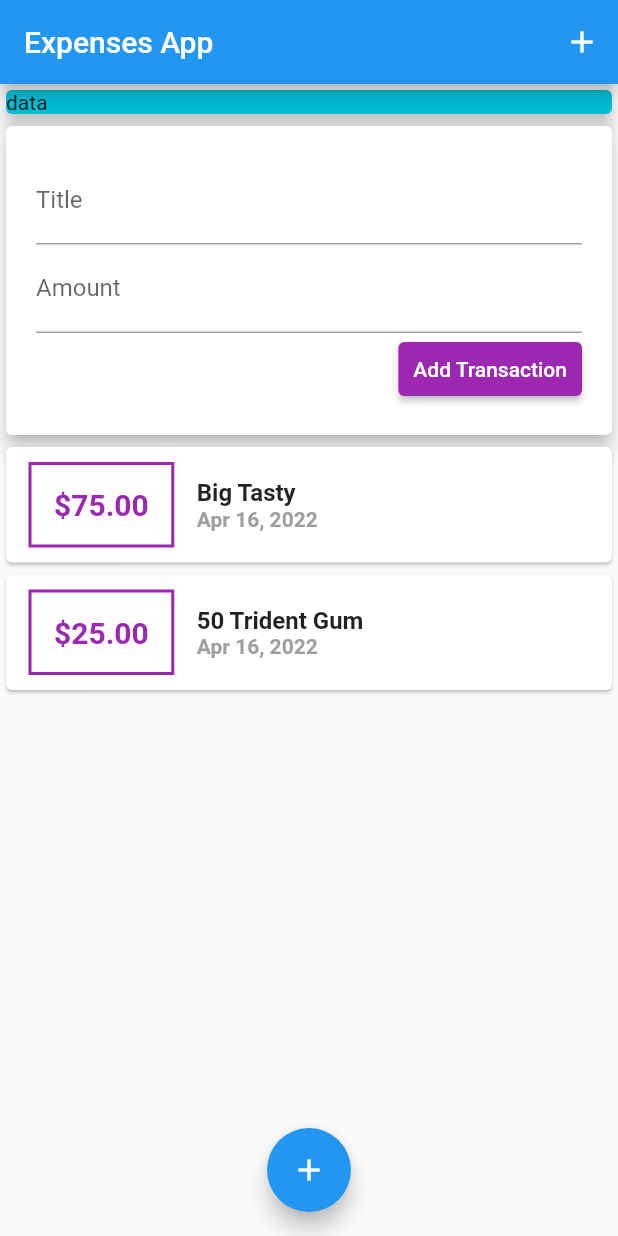
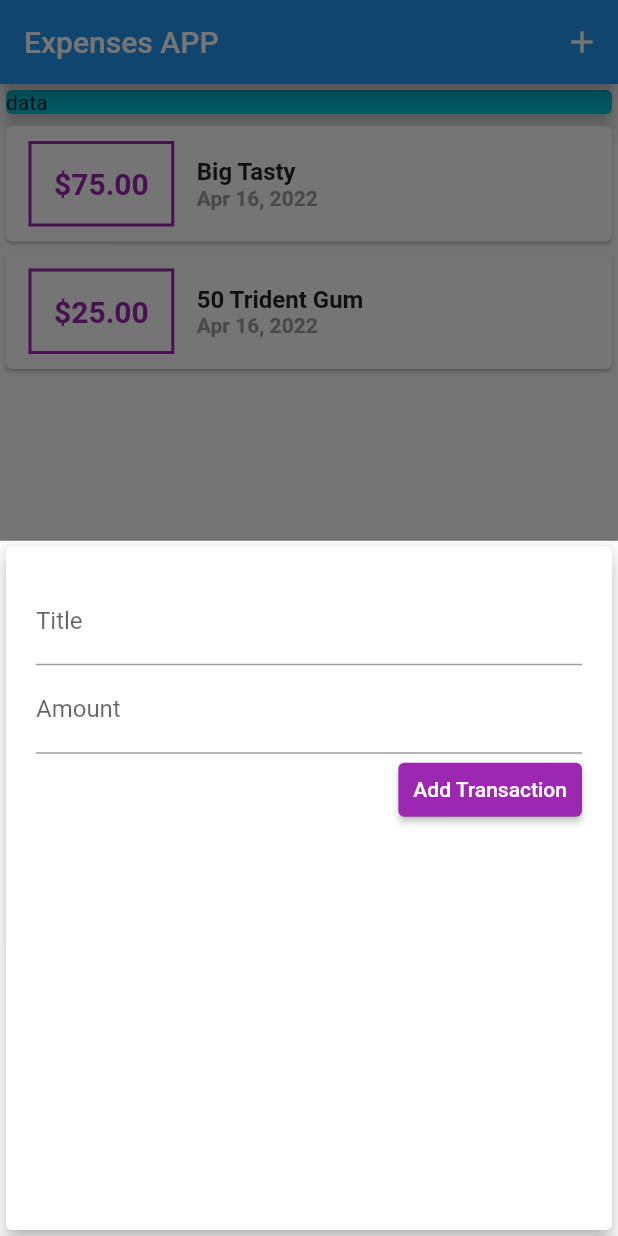
Before and after one commit to IamZygote/Hold-Your-Money, a Flutter app: the screen it shows after launch, after a tap on the "add" icon, on a phone screen of 412 x 824 dp. Run offline on Flutter 3.47's test engine with Material 2 defaults, Android fonts, the phone set to English and light mode, and no system bars.

```diff
--- a/lib/main.dart
+++ b/lib/main.dart
@@ -1,4 +1,6 @@
-import './widgets/user_transaction.dart';
+import './widgets/new_transaction.dart';
+import './widgets/transaction_list.dart';
+import './models/transaction.dart';
 import 'package:flutter/material.dart';
 
 void main() {
@@ -7,7 +9,6 @@ void main() {
 
 class MyApp extends StatelessWidget {
   const MyApp({Key? key}) : super(key: key);
-
   // This widget is the root of your application.
   @override
   Widget build(BuildContext context) {
@@ -16,28 +17,65 @@ class MyApp extends StatelessWidget {
       theme: ThemeData(
         primarySwatch: Colors.blue,
       ),
-      home: const MyHomePage(title: 'Expenses App'),
+      home: MyHomePage(),
     );
   }
 }
 
 class MyHomePage extends StatefulWidget {
-  const MyHomePage({Key? key, required this.title}) : super(key: key);
-  final String title;
-
   @override
   State<MyHomePage> createState() => _MyHomePageState();
 }
 
 class _MyHomePageState extends State<MyHomePage> {
+  final List<Transaction> _userTransactions = [
+    Transaction(
+      id: '1',
+      title: 'Big Tasty',
+      amount: 75,
+      date: DateTime.now(),
+    ),
+    Transaction(
+      id: '2',
+      title: '50 Trident Gum',
+      amount: 25,
+      date: DateTime.now(),
+    )
+  ];
+
+  void _addNewTrans(String txTitle, double txAmount) {
+    final newTx = Transaction(
+      id: DateTime.now().toString(),
+      title: txTitle,
+      amount: txAmount,
+      date: DateTime.now(),
+    );
+    setState(() {
+      _userTransactions.add(newTx);
+    });
+  }
+
+  void _startAddNewTransaction(BuildContext ctx) {
+    showModalBottomSheet(
+      context: ctx,
+      builder: (_) {
+        return GestureDetector(
+          onTap: () => {},
+          child: NewTransaction(_addNewTrans),
+          behavior: HitTestBehavior.opaque,
+        );
+      },
+    );
+  }
+
   @override
   Widget build(BuildContext context) {
     return Scaffold(
       appBar: AppBar(
-        title: Text(widget.title),
+        title: Text('Expenses APP'),
         actions: <Widget>[
           IconButton(
-            onPressed: () {},
+            onPressed: () => _startAddNewTransaction(context),
             icon: Icon(Icons.add),
           )
         ],
@@ -54,14 +92,14 @@ class _MyHomePageState extends State<MyHomePage> {
                 color: Colors.cyan,
               ),
             ),
-            UserTransaction(),
+            TransactionList(_userTransactions),
           ],
         ),
       ),
       floatingActionButtonLocation: FloatingActionButtonLocation.centerFloat,
       floatingActionButton: FloatingActionButton(
         child: Icon(Icons.add),
-        onPressed: () {},
+        onPressed: () => _startAddNewTransaction(context),
       ),
     );
   }
--- a/lib/widgets/new_transaction.dart
+++ b/lib/widgets/new_transaction.dart
@@ -1,10 +1,18 @@
 import 'package:flutter/material.dart';
-import 'user_transaction.dart';
 
-class NewTransaction extends StatelessWidget {
+class NewTransaction extends StatefulWidget {
+  final Function addTx;
+
+  NewTransaction(this.addTx);
+
+  @override
+  State<NewTransaction> createState() => _NewTransactionState();
+}
+
+class _NewTransactionState extends State<NewTransaction> {
   final titleController = TextEditingController();
+
   final amountController = TextEditingController();
-  final Function addTx;
 
   void submitData() {
     final enteredTitle = titleController.text;
@@ -13,11 +21,10 @@ class NewTransaction extends StatelessWidget {
     if (enteredTitle.isEmpty || enteredAmount <= 0) {
       return;
     }
-
-    addTx(enteredTitle, enteredAmount);
+    widget.addTx(enteredTitle, enteredAmount);
+    Navigator.of(context).pop();
   }
 
-  NewTransaction(this.addTx);
   @override
   Widget build(BuildContext context) {
     return Card(
--- a/lib/widgets/user_transaction.dart
+++ /dev/null
@@ -1,50 +0,0 @@
-import 'package:flutter/material.dart';
-import 'new_transaction.dart';
-import 'transaction_list.dart';
-import '../models/transaction.dart';
-
-class UserTransaction extends StatefulWidget {
-  const UserTransaction({Key? key}) : super(key: key);
-
-  @override
-  State<UserTransaction> createState() => _UserTransactionState();
-}
-
-class _UserTransactionState extends State<UserTransaction> {
-  final List<Transaction> _userTransactions = [
-    Transaction(
-      id: '1',
-      title: 'Big Tasty',
-      amount: 75,
-      date: DateTime.now(),
-    ),
-    Transaction(
-      id: '2',
-      title: '50 Trident Gum',
-      amount: 25,
-      date: DateTime.now(),
-    )
-  ];
-
-  void _addNewTrans(String txTitle, double txAmount) {
-    final newTx = Transaction(
-      id: DateTime.now().toString(),
-      title: txTitle,
-      amount: txAmount,
-      date: DateTime.now(),
-    );
-    setState(() {
-      _userTransactions.add(newTx);
-    });
-  }
-
-  @override
-  Widget build(BuildContext context) {
-    return Column(
-      children: <Widget>[
-        NewTransaction(_addNewTrans),
-        TransactionList(_userTransactions),
-      ],
-    );
-  }
-}
```
